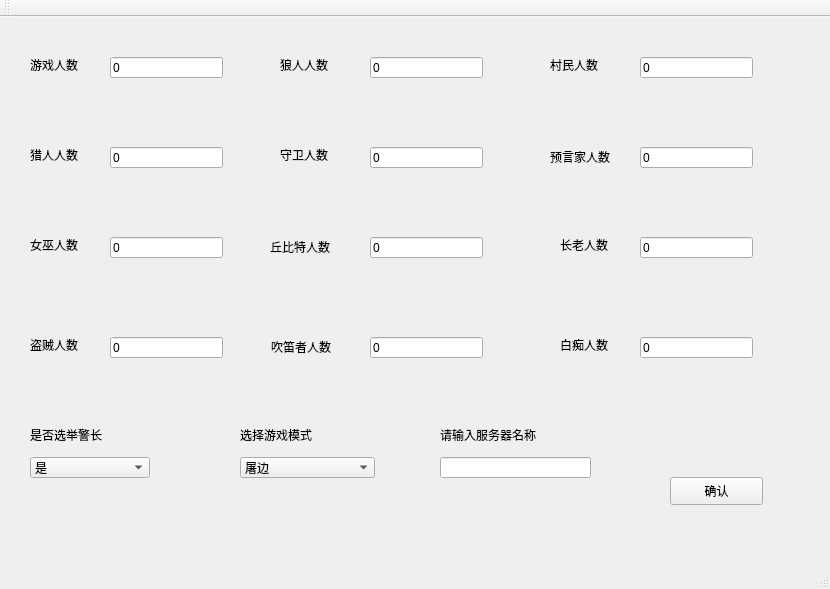
The window that server/mainwindow.ui (GeminiBuddies/OOPLRS) describes before a commit, drawn with Qt 5.
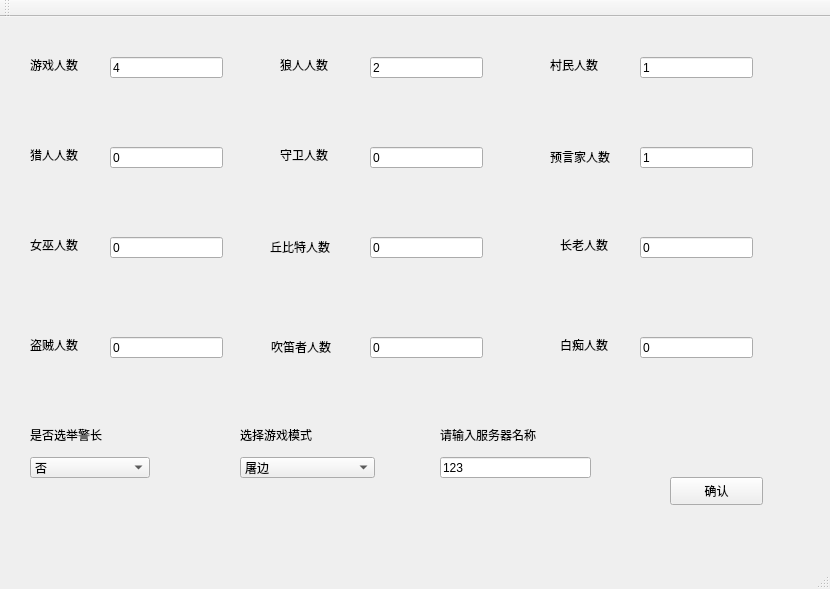
The same window after the commit.

The edit to the form file:
```diff
--- a/server/mainwindow.ui
+++ b/server/mainwindow.ui
@@ -50,7 +50,7 @@
      </rect>
     </property>
     <property name="text">
-     <string>0</string>
+     <string>1</string>
     </property>
    </widget>
    <widget class="QLabel" name="label_2">
@@ -76,7 +76,7 @@
      </rect>
     </property>
     <property name="text">
-     <string>0</string>
+     <string>2</string>
     </property>
    </widget>
    <widget class="QLabel" name="label_3">
@@ -180,7 +180,7 @@
      </rect>
     </property>
     <property name="text">
-     <string>0</string>
+     <string>1</string>
     </property>
    </widget>
    <widget class="QLabel" name="label_7">
@@ -336,7 +336,7 @@
      </rect>
     </property>
     <property name="text">
-     <string>0</string>
+     <string>4</string>
     </property>
    </widget>
    <widget class="QComboBox" name="model">
@@ -368,6 +368,9 @@
       <height>21</height>
      </rect>
     </property>
+    <property name="currentIndex">
+     <number>1</number>
+    </property>
     <item>
      <property name="text">
       <string notr="true">是</string>
@@ -427,6 +430,9 @@
       <height>21</height>
      </rect>
     </property>
+    <property name="text">
+     <string>123</string>
+    </property>
    </widget>
   </widget>
   <widget class="QMenuBar" name="menuBar">
```
Left out of the diff: 2 changed lines with no effect on the pictures.
